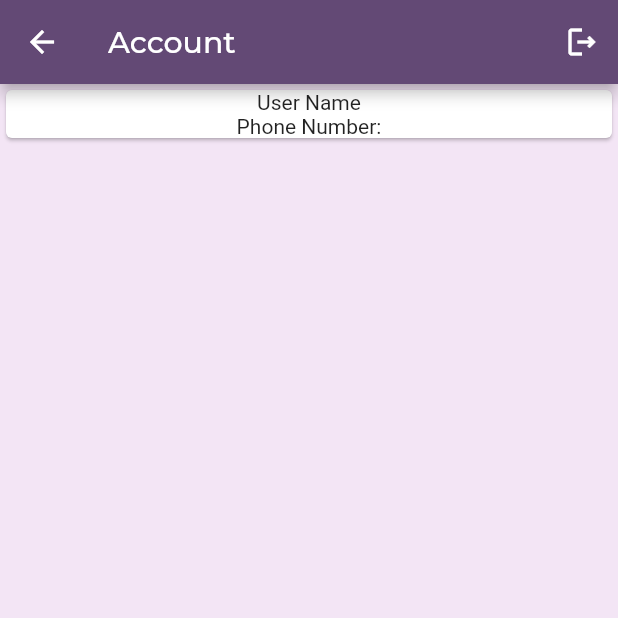
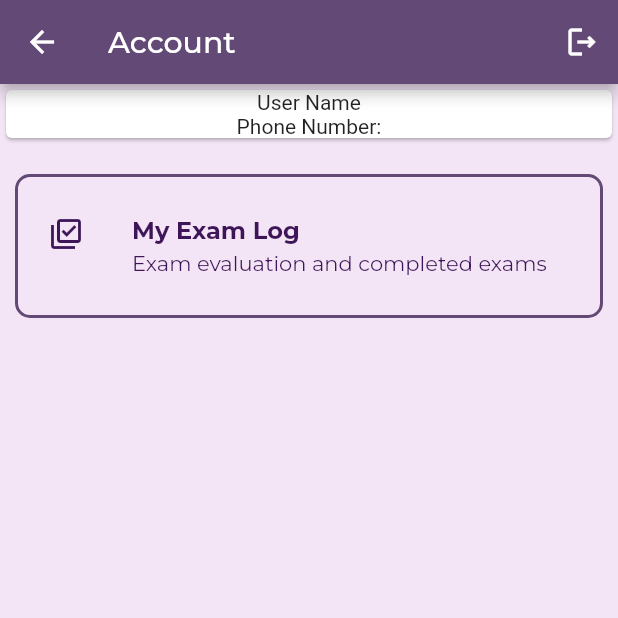
Before and after one commit to Sudipta3rare/judicial_exams, a Flutter app: the Account screen opened directly, on a phone screen of 412 x 824 dp, the top half of it. Run offline on Flutter 3.47's test engine with Material 2 defaults, Android fonts, the light colour scheme and no system bars; our stand-ins replace dio, file_picker, firebase_auth, firebase_core, flutter_svg, get and 2 more; missing offline and left inert: flutter_pdfview; accounts and stored records are empty.

```diff
--- /dev/null
+++ b/lib/controller/exam_log_controller.dart
@@ -0,0 +1,12 @@
+import 'package:get/get.dart';
+import 'package:judicial_exams/models/exam_log_model.dart';
+
+class ExamLogController extends GetxController{
+  static ExamLogController to = Get.find();
+
+  List<ExamLogModel> examLogList = <ExamLogModel>[
+    ExamLogModel(examName: "Exam Name", examAttendedDate: '20/4/2023', examMarks: '80/100'),
+    ExamLogModel(examName: "Exam Name", examAttendedDate: '20/4/2023', examMarks: '30/100'),
+    ExamLogModel(examName: "Exam Name", examAttendedDate: '20/4/2023', examMarks: '--/100'),
+  ];
+}
--- /dev/null
+++ b/lib/models/exam_log_model.dart
@@ -0,0 +1,4 @@
+class ExamLogModel {
+  ExamLogModel({required this.examName, required this.examAttendedDate,required this.examMarks});
+  String examName,examAttendedDate, examMarks;
+}
--- a/lib/utils/styles.dart
+++ b/lib/utils/styles.dart
@@ -14,6 +14,7 @@ class AppStyle {
   );
 
   TextStyle sliderHeading =GoogleFonts.montserrat(fontSize: 30  , fontWeight: FontWeight.bold);
+
   TextStyle subheadingBlack =  GoogleFonts.montserrat(
       fontSize: 16,
       fontWeight: FontWeight.bold
--- a/lib/views/dashboard_page/pages/account.dart
+++ b/lib/views/dashboard_page/pages/account.dart
@@ -6,6 +6,7 @@ import 'package:judicial_exams/controller/dashboard_controller.dart';
 import 'package:judicial_exams/login.dart';
 import 'package:judicial_exams/views/components/custom_button.dart';
 import 'package:get/get.dart';
+import 'package:judicial_exams/views/exam_log_account/exam_log_page.dart';
 import 'package:persistent_bottom_nav_bar/persistent_tab_view.dart';
 
 
@@ -45,7 +46,34 @@ class Account extends StatelessWidget {
               ],
 
              ),
-           )
+           ),
+
+          Padding(
+            padding: const EdgeInsets.symmetric(horizontal: 10.0, vertical: 20),
+            child: ListTile(
+              onTap: (){
+                    Get.to(ExamLogPage());
+              },
+              // splashColor: AppStyle().secondaryColor,
+              // tileColor: AppStyle().primaryColor,
+
+                 contentPadding: EdgeInsets.symmetric(horizontal: 20, vertical: 10),
+            shape: RoundedRectangleBorder(
+
+              side: BorderSide(width: 2,
+              color: AppStyle().secondaryColor),
+              borderRadius: BorderRadius.circular(10)),
+                 leading: Icon(Icons.library_add_check_outlined, color: AppStyle().button,),
+              title: Text("My Exam Log", style: GoogleFonts.montserrat(
+                fontWeight: FontWeight.bold,
+                color: AppStyle().button,
+              ),),
+              subtitle:  Text("Exam evaluation and completed exams", style: GoogleFonts.montserrat(
+                color: AppStyle().button
+              ),),
+               ),
+          ),
+
          ],
        ),
       ),
```
Also changed, not shown: lib/views/exam_log_account/exam_log_page.dart (added, +49 -0 lines).
